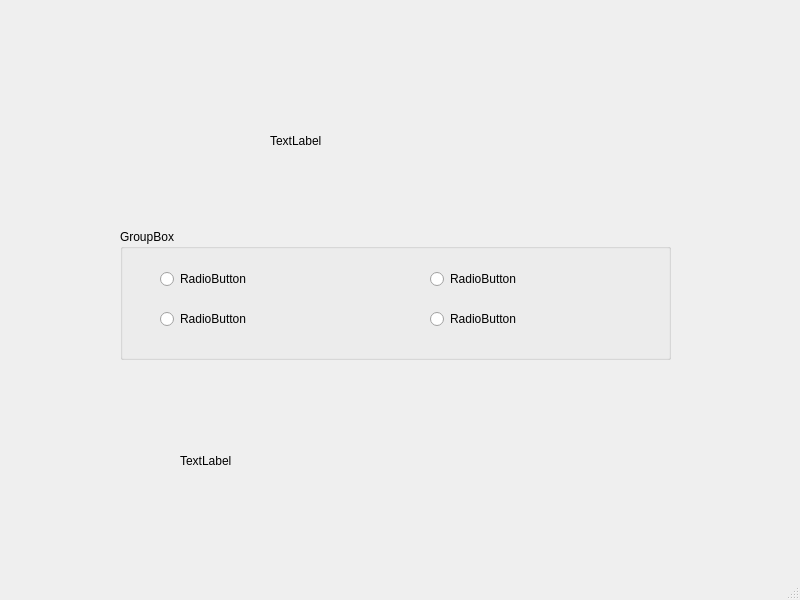
Before: the Qt Designer form mainwindow.ui in NandhiniRam2005/CS3505-Group-Assignment9-LifeInvestor, drawn with Qt 5.
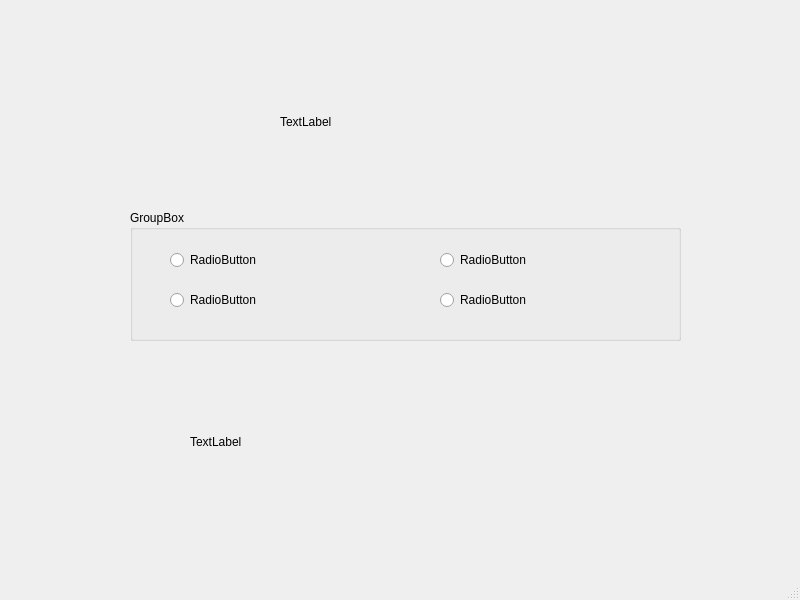
After: the same form once the commit is applied.

Diff of the .ui file:
```diff
--- a/mainwindow.ui
+++ b/mainwindow.ui
@@ -14,11 +14,24 @@
    <string>MainWindow</string>
   </property>
   <widget class="QWidget" name="centralwidget">
+   <widget class="QLabel" name="labelReward">
+    <property name="geometry">
+     <rect>
+      <x>190</x>
+      <y>421</y>
+      <width>431</width>
+      <height>41</height>
+     </rect>
+    </property>
+    <property name="text">
+     <string>TextLabel</string>
+    </property>
+   </widget>
    <widget class="QGroupBox" name="choicesLayout">
     <property name="geometry">
      <rect>
-      <x>120</x>
-      <y>229</y>
+      <x>130</x>
+      <y>210</y>
       <width>551</width>
       <height>131</height>
      </rect>
@@ -82,8 +95,8 @@
    <widget class="QLabel" name="labelQuestion">
     <property name="geometry">
      <rect>
-      <x>270</x>
-      <y>90</y>
+      <x>280</x>
+      <y>71</y>
       <width>291</width>
       <height>101</height>
      </rect>
@@ -92,19 +105,6 @@
      <string>TextLabel</string>
     </property>
    </widget>
-   <widget class="QLabel" name="labelReward">
-    <property name="geometry">
-     <rect>
-      <x>180</x>
-      <y>440</y>
-      <width>431</width>
-      <height>41</height>
-     </rect>
-    </property>
-    <property name="text">
-     <string>TextLabel</string>
-    </property>
-   </widget>
   </widget>
   <widget class="QMenuBar" name="menubar">
    <property name="geometry">
```
